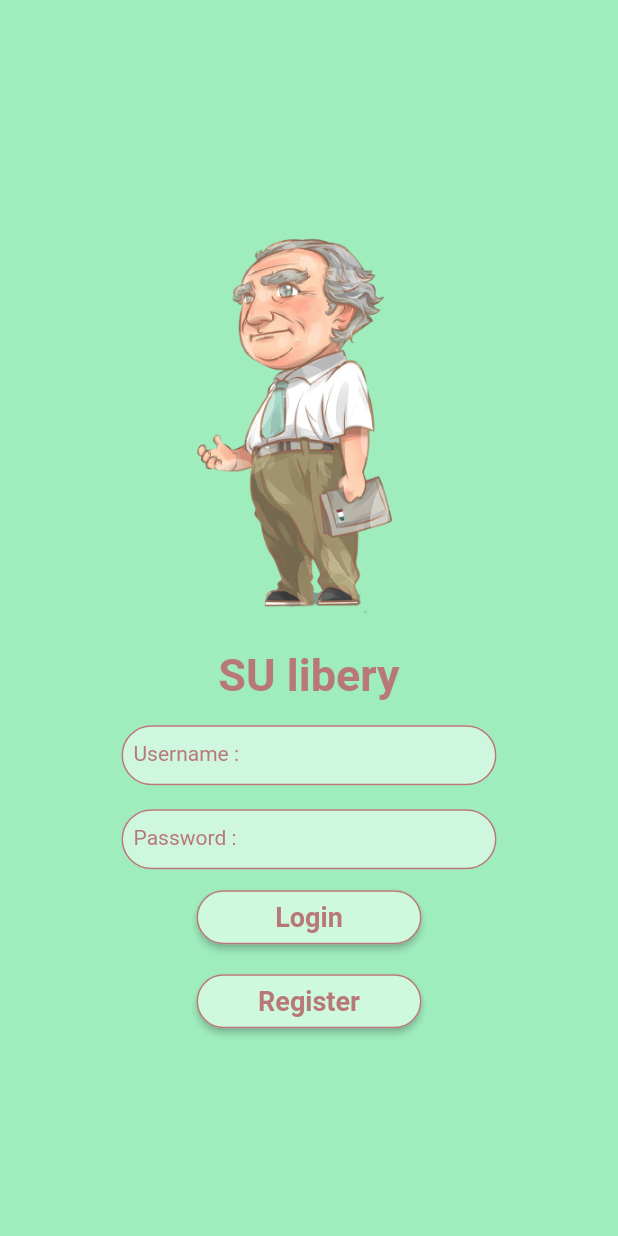
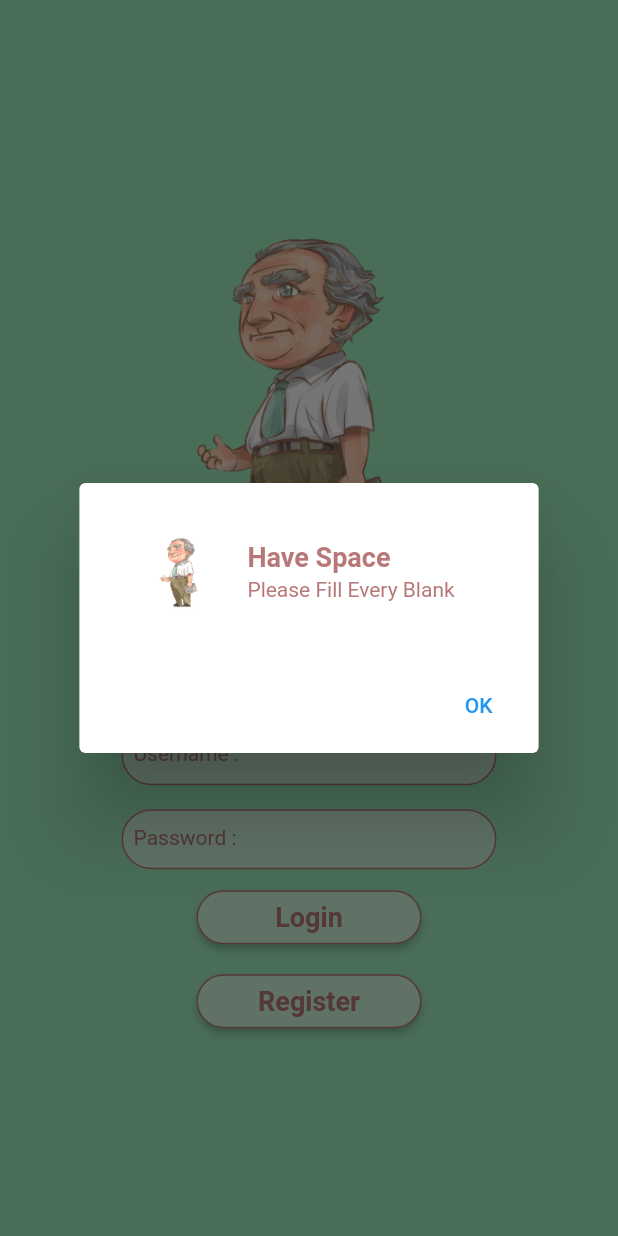
Before and after one commit to kainoii/sulib, a Flutter app: the screen it shows after launch, after a tap on "Login", on a phone screen of 412 x 824 dp. Run offline on Flutter 3.47's test engine with Material 2 defaults, Android fonts, the light colour scheme and no system bars; our stand-ins replace cached_network_image, cloud_firestore, firebase_auth, firebase_core, firebase_storage; accounts and stored records are empty.

Commit message:
finsh12feb

```diff
--- a/lib/main.dart
+++ b/lib/main.dart
@@ -1,15 +1,20 @@
+import 'package:firebase_core/firebase_core.dart';
 import 'package:flutter/material.dart';
 import 'package:sulib/states/authen.dart';
 import 'package:sulib/states/create_account.dart';
 import 'package:sulib/utility/my_constant.dart';
 
 Map<String, WidgetBuilder> map = {
-  MyContant.routeAuthen:(BuildContext context)=> const Authen(),
-  MyContant.routeCreateAccount:(BuildContext context)=> const CreateAccount(),
+  MyContant.routeAuthen: (BuildContext context) => const Authen(),
+  MyContant.routeCreateAccount: (BuildContext context) => const CreateAccount(),
 };
 
-void main() {
-  runApp(const MyApp());
+Future<void> main() async {
+  WidgetsFlutterBinding.ensureInitialized();
+  await Firebase.initializeApp().then((value) {
+    runApp(const MyApp());
+  });
+
 }
 
 class MyApp extends StatelessWidget {
@@ -20,9 +25,9 @@ class MyApp extends StatelessWidget {
   @override
   Widget build(BuildContext context) {
     return MaterialApp(
-     routes: map,
-     title: MyContant.appName,
-     initialRoute: MyContant.routeAuthen,
+      routes: map,
+      title: MyContant.appName,
+      initialRoute: MyContant.routeAuthen,
     );
   }
 }
--- a/lib/states/authen.dart
+++ b/lib/states/authen.dart
@@ -1,14 +1,26 @@
+// ignore_for_file: invalid_return_type_for_catch_error
+
+import 'package:firebase_auth/firebase_auth.dart';
 import 'package:flutter/material.dart';
+import 'package:sulib/states/my_service.dart';
 import 'package:sulib/utility/my_constant.dart';
+import 'package:sulib/utility/my_dialog.dart';
 import 'package:sulib/widgets/show_button.dart';
 import 'package:sulib/widgets/show_form.dart';
 import 'package:sulib/widgets/show_logo.dart';
 import 'package:sulib/widgets/show_text.dart';
 
-class Authen extends StatelessWidget {
+class Authen extends StatefulWidget {
   const Authen({
     Key? key,
   }) : super(key: key);
+
+  @override
+  State<Authen> createState() => _AuthenState();
+}
+
+class _AuthenState extends State<Authen> {
+  String? email, password;
 
   @override
   Widget build(BuildContext context) {
@@ -39,24 +51,43 @@ class Authen extends StatelessWidget {
   }
 
   ShowButton newRegister(BuildContext context) => ShowButton(
-        pressFunc: () => Navigator.pushNamed(context, MyContant.routeCreateAccount),
+        pressFunc: () =>
+            Navigator.pushNamed(context, MyContant.routeCreateAccount),
         label: 'Register',
       );
 
   ShowButton newLogin() => ShowButton(
         label: 'Login',
-        pressFunc: () {},
+        pressFunc: () async {
+          if ((email?.isEmpty ?? true) || (password?.isEmpty ?? true)) {
+            MyDialog(context: context)
+                .normalDialog('Have Space', 'Please Fill Every Blank');
+          } else {
+            await FirebaseAuth.instance
+                .signInWithEmailAndPassword(email: email!, password: password!)
+                .then((value) => Navigator.pushAndRemoveUntil(
+                    context,
+                    MaterialPageRoute(
+                      builder: (context) => MyService(),
+                    ),
+                    (route) => false))
+                .catchError((onError) => MyDialog(context: context)
+                    .normalDialog(onError.code, onError.message));
+          }
+        },
       );
 
   ShowForm newUserName() {
     return ShowForm(
-      label: 'Username :', changeFunc: (String value) {  },
+      label: 'Username :',
+      changeFunc: (String value) => email = value.trim(),
     );
   }
 
   ShowForm newPassWord() {
     return ShowForm(
-      label: 'Password :', changeFunc: (String value) {  },
+      label: 'Password :',
+      changeFunc: (String value) => password = value.trim(),
     );
   }
 
--- a/lib/utility/my_constant.dart
+++ b/lib/utility/my_constant.dart
@@ -1,7 +1,7 @@
 import 'package:flutter/material.dart';
 
 class MyContant {
-  static String appName = "SU libery";
+  static String appName = "SU libary";
 
   static Color primary = const Color(0xff81E9A8);
   static Color dark = const Color(0xffB87878);
--- a/lib/widgets/show_form.dart
+++ b/lib/widgets/show_form.dart
@@ -1,25 +1,30 @@
 import 'package:flutter/material.dart';
+
 import 'package:sulib/utility/my_constant.dart';
 import 'package:sulib/widgets/show_text.dart';
 
 class ShowForm extends StatelessWidget {
   final String label;
   final Function(String) changeFunc;
+  final double? width;
   const ShowForm({
     Key? key,
     required this.label,
     required this.changeFunc,
+    this.width,
   }) : super(key: key);
 
   @override
   Widget build(BuildContext context) {
     return Container(
       margin: const EdgeInsets.only(top: 16),
-      width: 250,
+      width: width ?? 250,
       height: 40,
       child: TextFormField(
         onChanged: changeFunc,
-        decoration: InputDecoration(contentPadding: const EdgeInsets.symmetric(vertical: 4,horizontal: 8),
+        decoration: InputDecoration(
+            contentPadding:
+                const EdgeInsets.symmetric(vertical: 4, horizontal: 8),
             fillColor: Colors.white.withOpacity(0.5),
             filled: true,
             label: ShowText(text: label),
--- a/pubspec.yaml
+++ b/pubspec.yaml
@@ -36,6 +36,9 @@ dependencies:
   cupertino_icons: ^1.0.2
   firebase_core: ^1.11.0
   firebase_auth: ^3.3.5
+  cloud_firestore: ^3.1.8
+  firebase_storage: ^10.2.7
+  cached_network_image: ^3.2.0
 
 dev_dependencies:
   flutter_test:
```
Also changed, not shown: lib/mdels/book-model.dart (added, +28 -0 lines), lib/mdels/user_model.dart (added, +32 -0 lines), lib/states/create_account.dart (+30 -0 lines), lib/states/ecard.dart (added, +12 -0 lines), lib/states/history.dart (added, +12 -0 lines), lib/states/home.dart (added, +111 -0 lines), lib/states/my_service.dart (added, +81 -0 lines), lib/states/noti.dart (added, +12 -0 lines), lib/states/review.dart (added, +12 -0 lines), lib/states/show_progress.dart (added, +12 -0 lines), lib/states/show_title.dart (added, +27 -0 lines), pubspec.lock, 2 other files.
